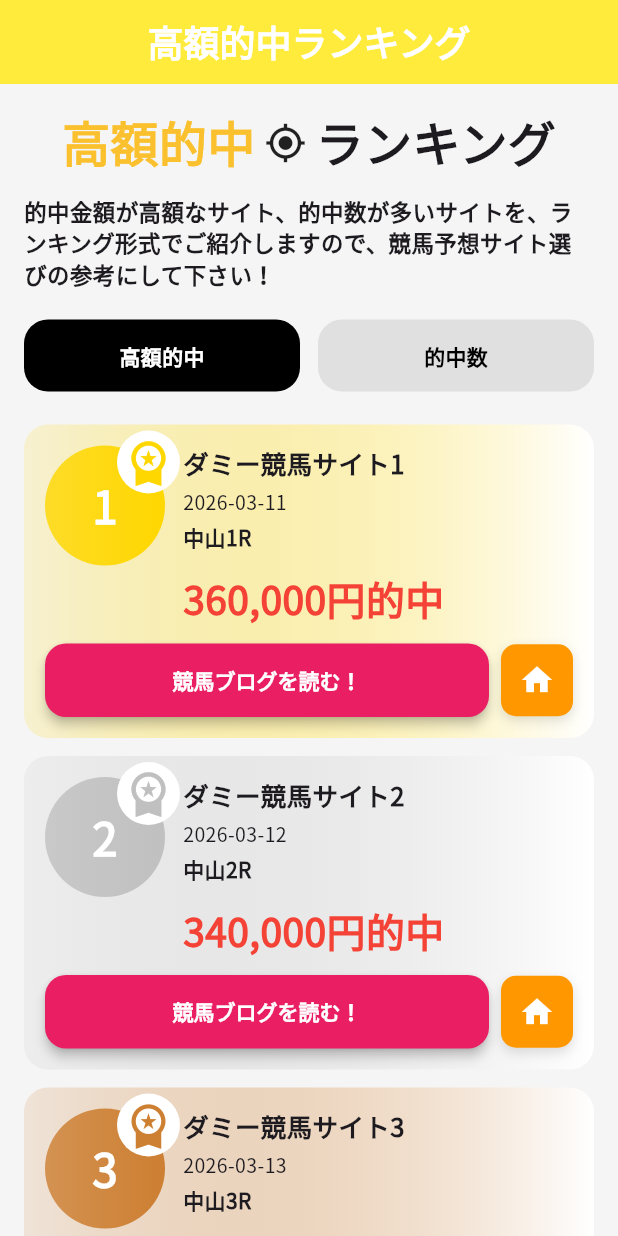
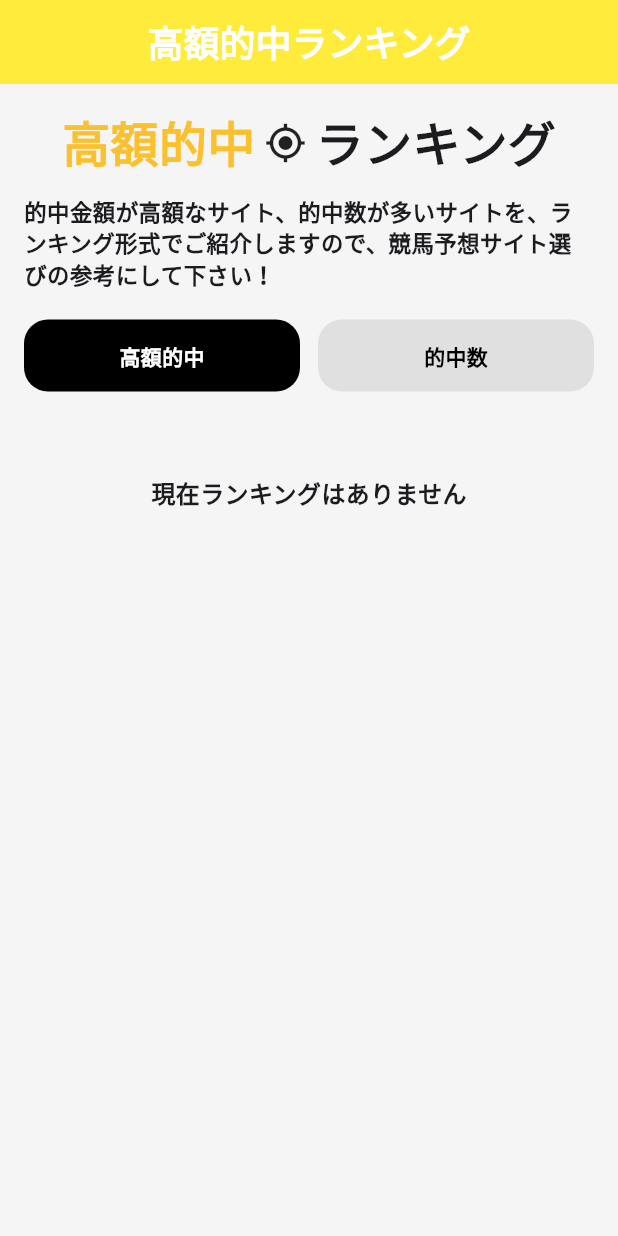
Before and after one commit to matsuda-valueapps/keiba-ai-yosou-flutter, a Flutter app: the RankingPage screen opened directly, on a phone screen of 412 x 824 dp. Run offline on Flutter 3.47's test engine with Material 3 defaults, Android fonts, the phone set to English and light mode, and no system bars; our stand-ins replace cached_network_image, firebase_core, firebase_messaging, flutter_html, flutter_local_notifications, google_fonts and 1 more; accounts and stored records are empty; network calls fail.

Commit message:
fix: support empty ranking and review data

```diff
--- a/lib/pages/ranking_page.dart
+++ b/lib/pages/ranking_page.dart
@@ -218,12 +218,16 @@ class _RankingPageState
             .rankingController;
 
     final displayList =
-        buildDummy(
+    provider.rankings.isEmpty
 
-      provider.rankings,
+        ? <RankingModel>[]
 
-      provider.tabIndex == 0,
-    );
+        : buildDummy(
+
+            provider.rankings,
+
+            provider.tabIndex == 0,
+          );
 
     return Scaffold(
 
@@ -556,6 +560,37 @@ class _RankingPageState
                           ),
 
                           // =========================
+                          // ランキング0件
+                          // =========================
+                          if (displayList.isEmpty)
+
+                            const Padding(
+
+                              padding: EdgeInsets.symmetric(
+                                vertical: 40,
+                                horizontal: 20,
+                            ),
+
+                            child: Center(
+
+                              child: Text(
+
+                                "現在ランキングはありません",
+
+                                style: TextStyle(
+
+                                  fontSize: 16,
+
+                                  fontWeight:
+                                      FontWeight.bold,
+                                ),
+                              ),
+                            ),
+                          )
+
+                          else
+
+                          // =========================
                           // ランキング一覧
                           // 3位と4位の間にAdMob
                           // =========================
```
Also changed, not shown: lib/pages/review_page.dart (+51 -0 lines).
